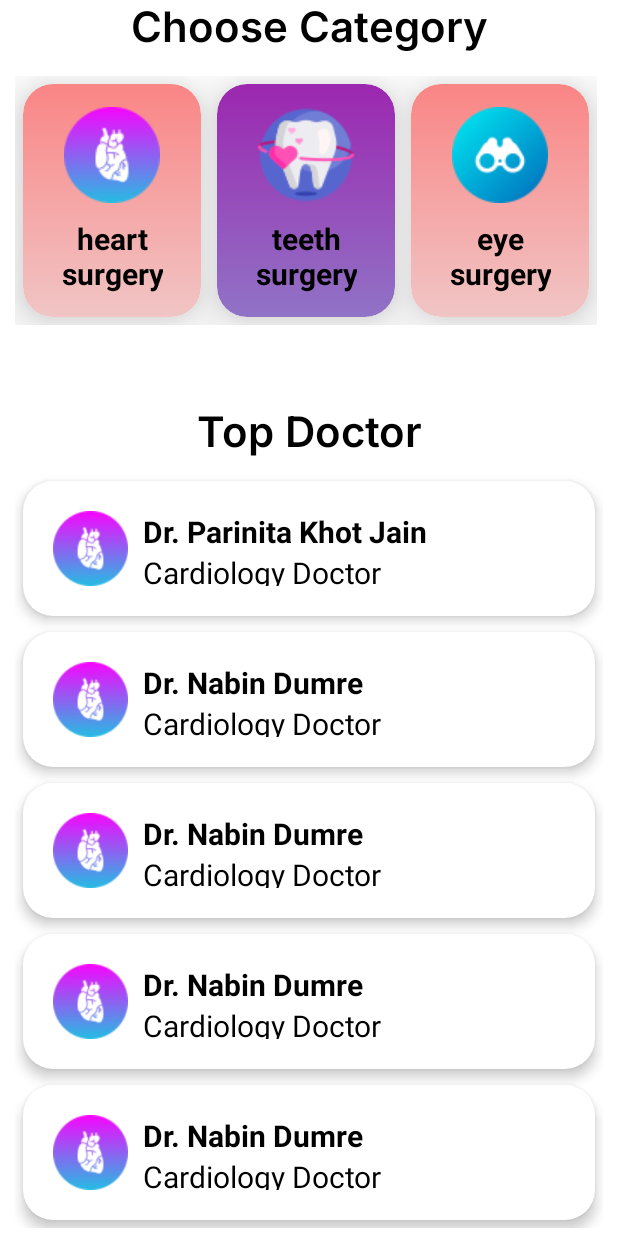
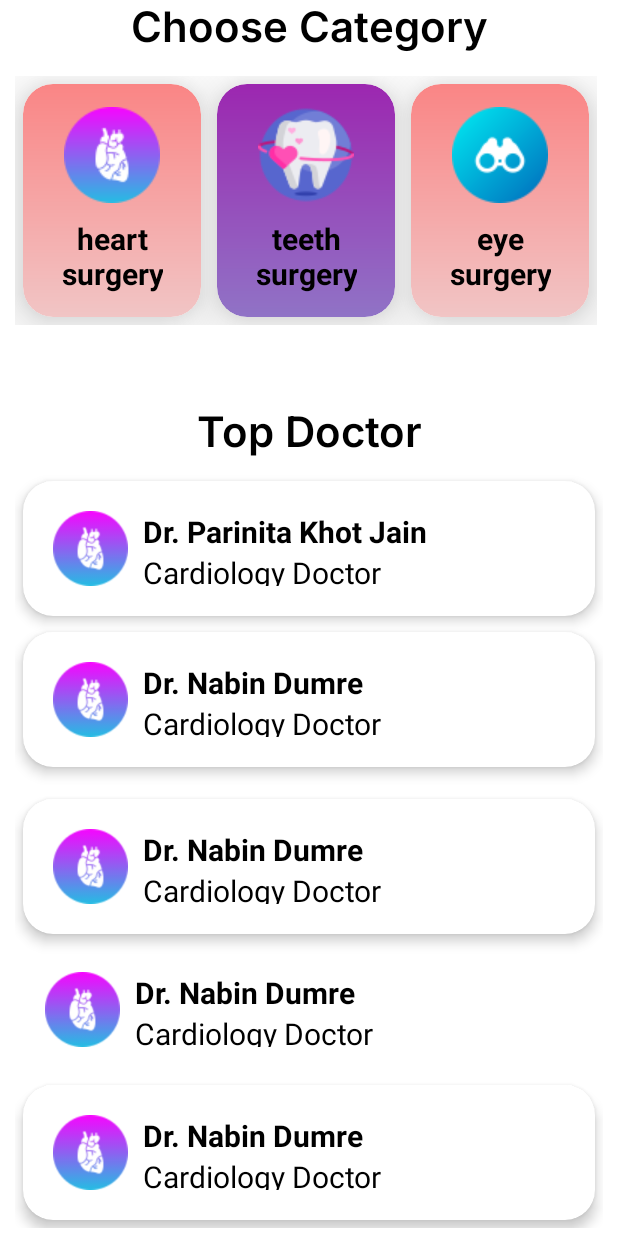
Before and after one commit to Samraddhi01/Wellgram, an Android app: the DashboardActivity screen opened directly, with no data from a screen before it, scrolled down 376 dp, on a phone screen of 412 x 824 dp. Run offline under Robolectric (Android 15) with nearby library versions, the phone set to English and light mode, and no system bars; our stand-ins replace CircleImageView; 4 statements that could not run were skipped.

Commit message:
Update activity_dashboard.xml

```diff
--- a/app/src/main/res/layout/activity_dashboard.xml
+++ b/app/src/main/res/layout/activity_dashboard.xml
@@ -336,46 +336,7 @@
             app:cardCornerRadius="20dp"
             android:layout_margin="5dp"
             android:layout_height="wrap_content">
-            <LinearLayout
-                android:id="@+id/doctor3"
-                android:layout_width="match_parent"
-                android:layout_height="match_parent"
-                android:gravity="center"
-                android:paddingHorizontal="20dp"
-                android:paddingVertical="20dp"
-                android:background="#00D0B7B7"
-                android:orientation="horizontal">
 
-                <ImageView
-                    android:layout_width="50dp"
-                    android:src="@drawable/heart"
-                    android:layout_height="50dp"/>
-
-                <LinearLayout
-                    android:layout_width="match_parent"
-                    android:layout_height="match_parent"
-                    android:layout_marginLeft="10dp"
-                    android:orientation="vertical">
-
-                    <TextView
-                        android:layout_width="wrap_content"
-                        android:text="Dr. Nabin Dumre"
-                        android:textStyle="bold"
-                        android:gravity="center"
-                        android:textSize="20dp"
-                        android:textColor="#000"
-                        android:layout_height="wrap_content"/>
-                    <TextView
-                        android:layout_width="wrap_content"
-                        android:text="Cardiology Doctor"
-                        android:textStyle="normal"
-                        android:gravity="center"
-                        android:textSize="20dp"
-                        android:textColor="#000"
-                        android:layout_height="wrap_content"/>
-
-                </LinearLayout>
-            </LinearLayout>
         </androidx.cardview.widget.CardView>
         <androidx.cardview.widget.CardView
             android:layout_width="match_parent"
@@ -424,6 +385,49 @@
                 </LinearLayout>
             </LinearLayout>
         </androidx.cardview.widget.CardView>
+
+        <LinearLayout
+            android:id="@+id/doctor3"
+            android:layout_width="match_parent"
+            android:layout_height="match_parent"
+            android:background="#00D0B7B7"
+            android:gravity="center"
+            android:orientation="horizontal"
+            android:paddingHorizontal="20dp"
+            android:paddingVertical="20dp">
+
+            <ImageView
+                android:layout_width="50dp"
+                android:layout_height="50dp"
+                android:src="@drawable/heart" />
+
+            <LinearLayout
+                android:layout_width="match_parent"
+                android:layout_height="match_parent"
+                android:layout_marginLeft="10dp"
+                android:orientation="vertical">
+
+                <TextView
+                    android:layout_width="wrap_content"
+                    android:layout_height="wrap_content"
+                    android:gravity="center"
+                    android:text="Dr. Nabin Dumre"
+                    android:textColor="#000"
+                    android:textSize="20dp"
+                    android:textStyle="bold" />
+
+                <TextView
+                    android:layout_width="wrap_content"
+                    android:layout_height="wrap_content"
+                    android:gravity="center"
+                    android:text="Cardiology Doctor"
+                    android:textColor="#000"
+                    android:textSize="20dp"
+                    android:textStyle="normal" />
+
+            </LinearLayout>
+        </LinearLayout>
+
         <androidx.cardview.widget.CardView
             android:layout_width="match_parent"
             app:cardElevation="5dp"
```
